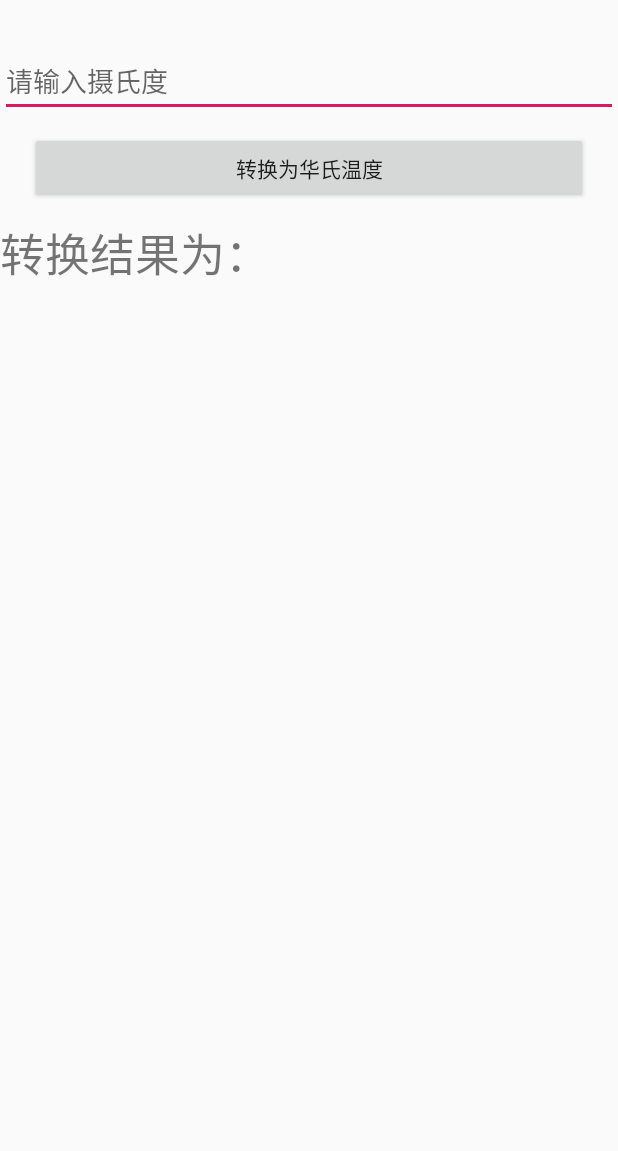
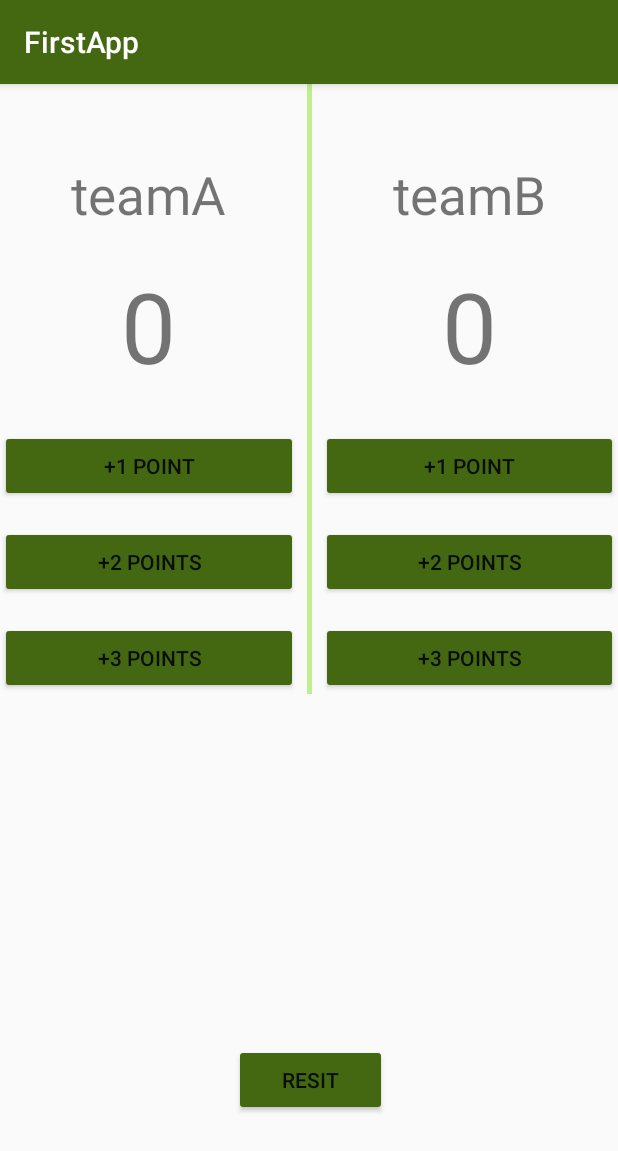
Before and after one commit to JingLiang-bit/FirstApp1, an Android app: the screen it shows after launch (MainActivity before the commit, SecondActivity after it), on a phone screen of 412 x 824 dp. Shown: the top 1151 px of the screen. Run offline under Robolectric (Android 15) with nearby library versions, the phone set to English and light mode, and no system bars.

Commit message:
两队计分

```diff
--- a/app/src/main/AndroidManifest.xml
+++ b/app/src/main/AndroidManifest.xml
@@ -9,16 +9,23 @@
         android:roundIcon="@mipmap/ic_launcher_round"
         android:supportsRtl="true"
         android:theme="@style/AppTheme">
-        <activity
-            android:name=".MainActivity"
-            android:label="@string/app_name"
-            android:theme="@style/AppTheme.NoActionBar">
+        <activity android:name=".SecondActivity">
             <intent-filter>
                 <action android:name="android.intent.action.MAIN" />
 
                 <category android:name="android.intent.category.LAUNCHER" />
             </intent-filter>
         </activity>
+<!--        <activity-->
+<!--            android:name=".MainActivity"-->
+<!--            android:label="@string/app_name"-->
+<!--            android:theme="@style/AppTheme.NoActionBar">-->
+<!--            <intent-filter>-->
+<!--                <action android:name="android.intent.action.MAIN" />-->
+
+<!--                <category android:name="android.intent.category.LAUNCHER" />-->
+<!--            </intent-filter>-->
+<!--        </activity>-->
     </application>
 
 </manifest>
--- /dev/null
+++ b/app/src/main/java/com/example/firstapp/SecondActivity.java
@@ -0,0 +1,68 @@
+package com.example.firstapp;
+
+import androidx.appcompat.app.AppCompatActivity;
+
+import android.os.Bundle;
+import android.view.View;
+import android.widget.TextView;
+
+public class SecondActivity extends AppCompatActivity {
+
+    TextView scoreA;
+    TextView scoreB;
+
+
+    @Override
+    protected void onCreate(Bundle savedInstanceState) {
+        super.onCreate(savedInstanceState);
+        setContentView(R.layout.activity_second);
+
+        scoreA=(TextView)findViewById(R.id.scoreA);
+        scoreB=(TextView)findViewById(R.id.scoreB);
+
+    }
+
+    public void btnAdd1(View btn){
+        if(btn.getId()==R.id.button21){
+            showScoreA(1);
+        }
+        else{
+            showScoreB(1);
+        }
+    }
+
+    public void btnAdd2(View btn) {
+        if(btn.getId()==R.id.button22){
+            showScoreA(2);
+        }
+        else{
+            showScoreB(2);
+        }
+    }
+
+    public void btnAdd3(View btn){
+        if(btn.getId()==R.id.button23){
+            showScoreA(3);
+        }
+        else{
+            showScoreB(3);
+        }
+    }
+
+    public void btnResit(View btn){
+        scoreA.setText("0");
+        scoreB.setText("0");
+    }
+
+    private void showScoreA(int inc){
+        String oldScore=scoreA.getText().toString();
+        int newScore=Integer.parseInt(oldScore)+inc;
+        scoreA.setText(""+newScore);
+    }
+
+    private void showScoreB(int inc){
+        String oldScore=scoreB.getText().toString();
+        int newScore=Integer.parseInt(oldScore)+inc;
+        scoreB.setText(""+newScore);
+    }
+}
--- /dev/null
+++ b/app/src/main/res/layout/activity_second.xml
@@ -0,0 +1,153 @@
+<?xml version="1.0" encoding="utf-8"?>
+<RelativeLayout xmlns:android="http://schemas.android.com/apk/res/android"
+    xmlns:app="http://schemas.android.com/apk/res-auto"
+    xmlns:tools="http://schemas.android.com/tools"
+    android:layout_width="match_parent"
+    android:layout_height="match_parent"
+    tools:context=".SecondActivity">
+    <LinearLayout
+        android:layout_width="match_parent"
+        android:layout_height="wrap_content"
+        android:orientation="horizontal">
+
+        <LinearLayout
+            android:layout_width="wrap_content"
+            android:layout_height="wrap_content"
+            android:layout_weight="1"
+            android:orientation="vertical">
+
+            <TextView
+                android:id="@+id/teamA"
+                android:layout_width="wrap_content"
+                android:layout_height="wrap_content"
+                android:layout_gravity="center"
+                android:layout_marginTop="50dp"
+                android:layout_marginBottom="20dp"
+                android:text="@string/teamA"
+                android:textSize="35sp" />
+
+            <TextView
+                android:id="@+id/scoreA"
+                android:layout_width="wrap_content"
+                android:layout_height="wrap_content"
+                android:layout_gravity="center"
+                android:layout_marginBottom="10dp"
+                android:text="@string/score"
+                android:textSize="65sp" />
+
+            <Button
+                android:id="@+id/button21"
+                android:layout_width="match_parent"
+                android:layout_height="wrap_content"
+                android:layout_gravity="center"
+                android:layout_marginTop="16dp"
+                android:onClick="btnAdd1"
+                android:text="@string/btn21" />
+
+            <Button
+                android:id="@+id/button22"
+                android:layout_width="match_parent"
+                android:layout_height="wrap_content"
+                android:layout_marginTop="16dp"
+                android:layout_gravity="center"
+                android:onClick="btnAdd2"
+                android:text="@string/btn22" />
+
+            <Button
+                android:id="@+id/button23"
+                android:layout_width="match_parent"
+                android:layout_height="wrap_content"
+                android:layout_marginTop="16dp"
+                android:layout_gravity="center"
+                android:onClick="btnAdd3"
+                android:text="@string/btn23" />
+        </LinearLayout>
+
+
+        <TextView
+            android:layout_width="3dp"
+            android:layout_height="match_parent"
+            android:layout_marginLeft="6dp"
+            android:layout_marginRight="6dp"
+            android:background="@color/colorPrimaryDark">
+        </TextView>
+
+
+        <LinearLayout
+            android:layout_width="wrap_content"
+            android:layout_height="wrap_content"
+            android:layout_weight="1"
+            android:orientation="vertical">
+
+            <TextView
+                android:id="@+id/teamB"
+                android:layout_width="wrap_content"
+                android:layout_height="wrap_content"
+                android:layout_gravity="center"
+                android:layout_marginTop="50dp"
+                android:layout_marginBottom="20dp"
+                android:text="@string/teamB"
+                android:textSize="35sp" />
+
+            <TextView
+                android:id="@+id/scoreB"
+                android:layout_width="wrap_content"
+                android:layout_height="wrap_content"
+                android:layout_gravity="center"
+                android:layout_marginBottom="10dp"
+                android:text="@string/score"
+                android:textSize="65sp" />
+
+            <Button
+                android:id="@+id/button31"
+                android:layout_width="match_parent"
+                android:layout_height="wrap_content"
+                android:layout_marginTop="16dp"
+                android:layout_gravity="center"
+                android:onClick="btnAdd1"
+                android:text="@string/btn21" />
+
+            <Button
+                android:id="@+id/button32"
+                android:layout_width="match_parent"
+                android:layout_height="wrap_content"
+                android:layout_marginTop="16dp"
+                android:layout_gravity="center"
+                android:onClick="btnAdd2"
+                android:text="@string/btn22" />
+
+            <Button
+                android:id="@+id/button33"
+                android:layout_width="match_parent"
+                android:layout_height="wrap_content"
+                android:layout_marginTop="16dp"
+                android:layout_gravity="center"
+                android:onClick="btnAdd3"
+                android:text="@string/btn23" />
+        </LinearLayout>
+
+    </LinearLayout>
+
+
+
+
+
+    <Button
+        android:id="@+id/button24"
+        android:layout_width="100dp"
+        android:layout_height="wrap_content"
+        android:layout_alignParentStart="true"
+        android:layout_alignParentLeft="true"
+        android:layout_alignParentEnd="true"
+        android:layout_alignParentRight="true"
+        android:layout_alignParentBottom="true"
+        android:layout_marginStart="156dp"
+        android:layout_marginLeft="156dp"
+        android:layout_marginEnd="154dp"
+        android:layout_marginRight="154dp"
+        android:layout_marginBottom="80dp"
+        android:onClick="btnResit"
+        android:text="@string/btn24" />
+
+
+</RelativeLayout>
--- a/app/src/main/res/values/strings.xml
+++ b/app/src/main/res/values/strings.xml
@@ -4,6 +4,13 @@
     <string name="hint_txt">请输入摄氏度</string>
     <string name="btn1">转换为华氏温度</string>
     <string name="result">转换结果为：</string>
-    <string name="title_activity_main2">Main2Activity</string>
+    <string name="teamA">teamA</string>
+    <string name="btn21">+1 point</string>
+    <string name="btn22">+2 points</string>
+    <string name="btn23">+3 points</string>
+    <string name="btn24">resit</string>
+
+    <string name="score">0</string>
+    <string name="teamB">teamB</string>
 
 </resources>
--- a/app/src/main/res/values/styles.xml
+++ b/app/src/main/res/values/styles.xml
@@ -6,6 +6,7 @@
         <item name="colorPrimary">@color/colorPrimary</item>
         <item name="colorPrimaryDark">@color/colorPrimaryDark</item>
         <item name="colorAccent">@color/colorAccent</item>
+        <item name="colorButtonNormal">@color/colorPrimary</item>
     </style>
 
     <style name="AppTheme.NoActionBar">
```
